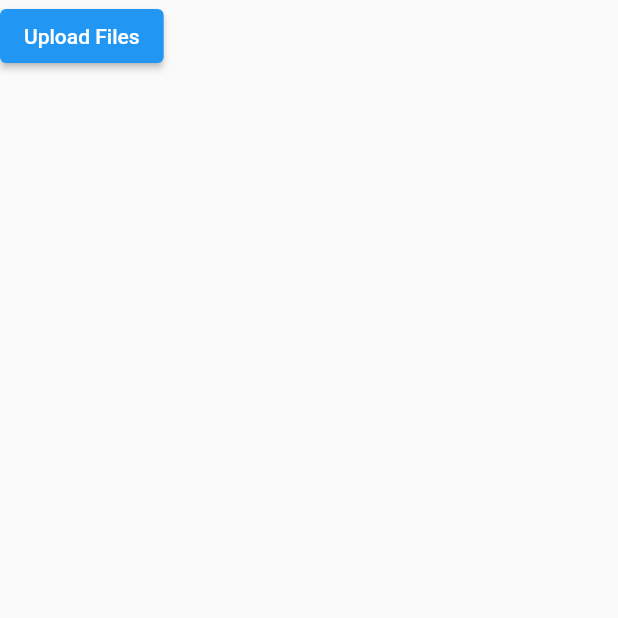
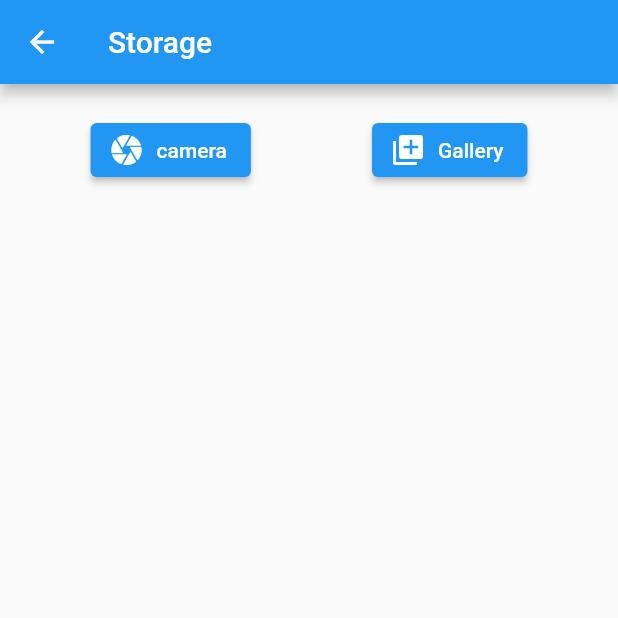
Before and after one commit to Riddhesh06/MessengerappNitesh, a Flutter app: the Home screen opened directly, in the side drawer, after a tap on "Storage", on a phone screen of 412 x 824 dp, the top half of it. Run offline on Flutter 3.47's test engine with Material 2 defaults, Android fonts, the phone set to English and light mode, and no system bars; our stand-ins replace cloud_firestore, firebase_auth, firebase_core, firebase_storage, google_sign_in, image_picker and 2 more; accounts and stored records are empty.

Commit message:
Project completed !

```diff
--- a/lib/services/storageservices.dart
+++ b/lib/services/storageservices.dart
@@ -2,21 +2,33 @@ import 'dart:io';
 
 import 'package:firebase_storage/firebase_storage.dart' as firebaseStorage;
 import 'package:firebase_core/firebase_core.dart' as firebasecore;
+import 'package:flutter/cupertino.dart';
 
 class Storage {
   final firebaseStorage.FirebaseStorage storage =
       firebaseStorage.FirebaseStorage.instance;
 
-  Future<void> uploadFile(
+  Future<void> uploadFile (
     String filePath,
     String fileName,
   ) async {
     File file = File(filePath);
 
     try {
-      await storage.ref().child('docs/$fileName').putFile(file);
+      //await storage.ref().child('docs/$fileName').putFile(file);
+      await storage.ref('docs/$fileName').putFile(file);
     } on firebasecore.FirebaseException catch (e) {
       print(e);
     }
   }
+
+  Future<firebaseStorage.ListResult> listFiles() async {
+    firebaseStorage.ListResult results = await storage.ref('docs').listAll();
+
+    results.items.forEach((firebaseStorage.Reference ref) {
+      print('found file: $ref');
+    });
+
+    return results;
+  }
 }
--- a/lib/views/home.dart
+++ b/lib/views/home.dart
@@ -141,7 +141,7 @@ class _HomeState extends State<Home> {
   Widget build(BuildContext context) {
     return Scaffold(
       appBar: AppBar(
-        title: Text("Messenger Clone"),
+        title: Text("Messenger"),
         actions: [
           InkWell(
             onTap: () {
@@ -251,8 +251,11 @@ class _ChatRoomListTileState extends State<ChatRoomListTile> {
   String profilePicUrl = "", name = "", username = "";
 
   getThisUserInfo() async {
-    username =
-        this.widget.chatRoomId.replaceAll(widget.myUsername, "").replaceAll("_", "");
+    username = this
+        .widget
+        .chatRoomId
+        .replaceAll(widget.myUsername, "")
+        .replaceAll("_", "");
     QuerySnapshot querySnapshot = await DatabaseMethods().getUserInfo(username);
     print(
         "something bla bla ${querySnapshot.docs[0].id} ${querySnapshot.docs[0]["name"]}  ${querySnapshot.docs[0]["imgUrl"]}");
--- a/lib/views/storage.dart
+++ b/lib/views/storage.dart
@@ -1,49 +1,162 @@
-import 'package:file_picker/file_picker.dart';
+import 'package:flutter/foundation.dart';
 import 'package:flutter/material.dart';
-//import 'package:firebase_core/firebase_core.dart';
+import 'dart:io';
+import 'package:firebase_core/firebase_core.dart';
+import 'package:firebase_storage/firebase_storage.dart';
+import 'package:messenger_clone/services/storageservices.dart';
+import 'package:path/path.dart' as path;
+import 'package:image_picker/image_picker.dart';
+import 'package:path_provider/path_provider.dart';
 
 class Storage extends StatefulWidget {
   const Storage({Key key}) : super(key: key);
 
   @override
-  State<Storage> createState() => _StorageState();
-
-  uploadFile(String path, String fileName) {}
+  StorageState createState() => StorageState();
 }
 
-class _StorageState extends State<Storage> {
+class StorageState extends State<Storage> {
+  FirebaseStorage storage = FirebaseStorage.instance;
+
+  // Select and image from the gallery or take a picture with the camera
+  // Then upload to Firebase Storage
+  Future<void> _upload(String inputSource) async {
+    final picker = ImagePicker();
+    XFile pickedImage; //?
+    try {
+      pickedImage = await picker.pickImage(
+          source: inputSource == 'camera'
+              ? ImageSource.camera
+              : ImageSource.gallery,
+          maxWidth: 1920);
+
+      final String fileName = path.basename(pickedImage.path); //!
+      File imageFile = File(pickedImage.path);
+
+      try {
+        // Uploading the selected image with some custom meta data
+        await storage.ref(fileName).putFile(
+            imageFile,
+            SettableMetadata(customMetadata: {
+              'uploaded_by': fileName,
+              //'description': 'description...'
+            }));
+
+        // Refresh the UI
+        setState(() {});
+      } on FirebaseException catch (error) {
+        if (kDebugMode) {
+          print(error);
+        }
+      }
+    } catch (err) {
+      if (kDebugMode) {
+        print(err);
+      }
+    }
+  }
+
+  // Retriew the uploaded images
+  // This function is called when the app launches for the first time or when an image is uploaded or deleted
+  Future<List<Map<String, dynamic>>> _loadImages() async {
+    List<Map<String, dynamic>> files = [];
+
+    final ListResult result = await storage.ref().list();
+    final List<Reference> allFiles = result.items;
+
+    await Future.forEach<Reference>(allFiles, (file) async {
+      final String fileUrl = await file.getDownloadURL();
+      final FullMetadata fileMeta = await file.getMetadata();
+      files.add({
+        "url": fileUrl,
+        "path": file.fullPath,
+        "uploaded_by": fileMeta.customMetadata['uploaded_by'] ?? 'Nobody', //?
+        "description":
+            fileMeta.customMetadata['description'] ?? 'No description' //?
+      });
+    });
+
+    return files;
+  }
+
+  static Future downloadFile(Reference ref) async {
+    final dir = await getApplicationDocumentsDirectory();
+    final fileUrl = File('${dir.path}/${ref.name}');
+
+    await ref.writeToFile(fileUrl);
+  }
+
+  // Delete the selected image
+  // This function is called when a trash icon is pressed
+  Future<void> _delete(String ref) async {
+    await storage.ref(ref).delete();
+    // Rebuild the UI
+    setState(() {});
+  }
+
   @override
   Widget build(BuildContext context) {
-    final Storage storage = Storage();
     return Scaffold(
-      body: Column(
+      appBar: AppBar(
+        title: const Text('Storage'),
+      ),
+      body: Padding(
+        padding: const EdgeInsets.all(20),
+        child: Column(
           children: [
-          ElevatedButton(
-            onPressed: () async {
-              final results = await FilePicker.platform.pickFiles(
-                  allowMultiple: false,
-                  type: FileType.custom,
-                  allowedExtensions: ['png', 'jpg', 'jpeg']);
-              if (results == null) {
-                ScaffoldMessenger.of(context).showSnackBar(
-                  const SnackBar(
-                    content: Text('No file selected!'),
+            Row(
+              mainAxisAlignment: MainAxisAlignment.spaceAround,
+              children: [
+                ElevatedButton.icon(
+                    onPressed: () => _upload('camera'),
+                    icon: const Icon(Icons.camera),
+                    label: const Text('camera')),
+                ElevatedButton.icon(
+                    onPressed: () => _upload('gallery'),
+                    icon: const Icon(Icons.library_add),
+                    label: const Text('Gallery')),
+              ],
+            ),
+            Expanded(
+              child: FutureBuilder(
+                future: _loadImages(),
+                builder: (context,
+                    AsyncSnapshot<List<Map<String, dynamic>>> snapshot) {
+                  if (snapshot.connectionState == ConnectionState.done) {
+                    return ListView.builder(
+                      itemCount: snapshot.data?.length ?? 0,
+                      itemBuilder: (context, index) {
+                        final Map<String, dynamic> image =
+                            snapshot.data[index]; //!
+
+                        return Card(
+                          margin: const EdgeInsets.symmetric(vertical: 10),
+                          child: ListTile(
+                            dense: false,
+                            leading: Image.network(image['url']),
+                            title: Text(image['uploaded_by']),
+                            //subtitle: Text(image['description']),
+                            trailing: IconButton(
+                              onPressed: () => _delete(image['path']),
+                              icon: const Icon(
+                                Icons.delete,
+                                color: Colors.red,
+                              ),
+                            ),
                           ),
                         );
-                //return null;
+                      },
+                    );
                   }
 
-              final path = results.files.single.path;
-              final fileName = results.files.single.path;
-
-              //print(path);
-              //print(fileName);
-
-              storage.uploadFile(path, fileName).then((value) => print('Done'));
+                  return const Center(
+                    child: CircularProgressIndicator(),
+                  );
                 },
-            child: Text('Upload Files'),
+              ),
             ),
           ],
+        ),
       ),
     );
   }
--- a/pubspec.yaml
+++ b/pubspec.yaml
@@ -23,6 +23,8 @@ dependencies:
   firebase_storage: 8.0.0   #4.0.0 earlier  10.2.10
 
   cupertino_icons: ^1.0.0
+  image_picker: ^0.8.5
+  path_provider: ^2.0.9
 
 dev_dependencies:
   flutter_test:
```
Also changed, not shown: pubspec.lock. Lines whose indentation alone changed are shown as unchanged.
